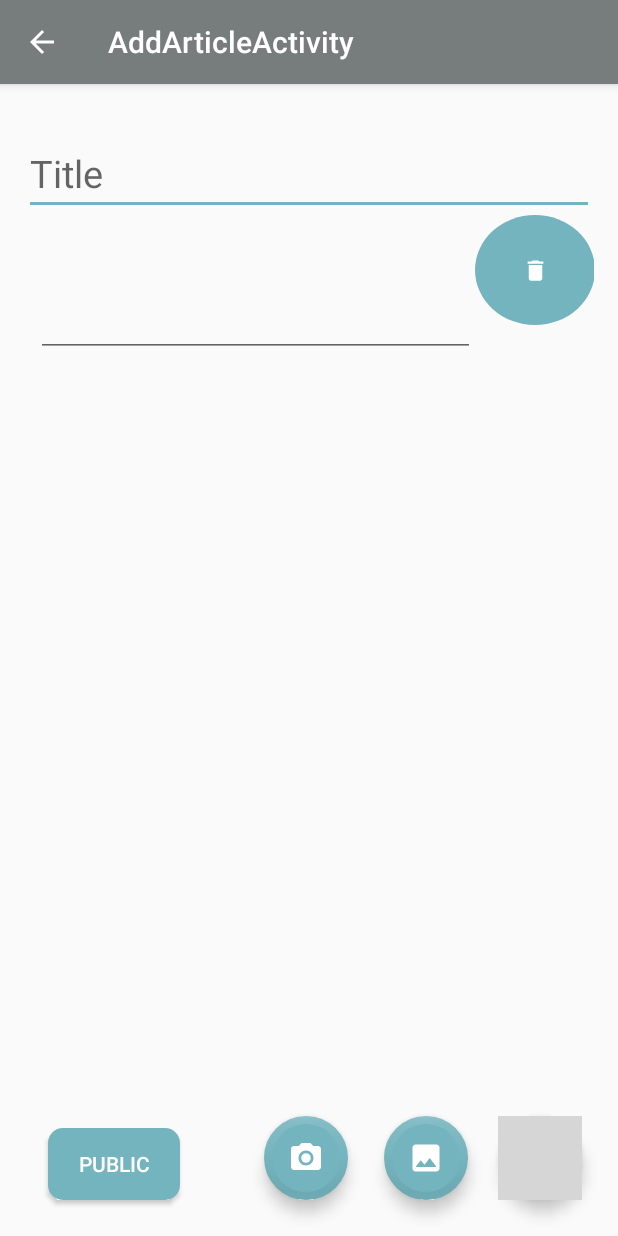
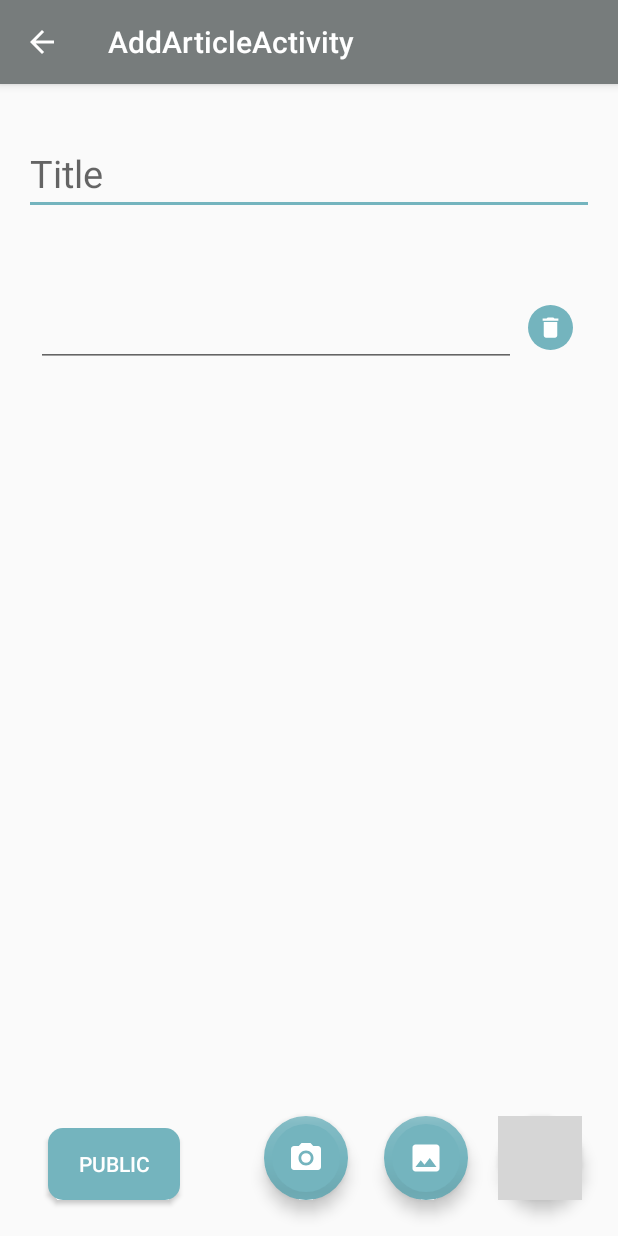
Before and after one commit to Alekssandr/Degradator, an Android app: the AddArticleActivity screen opened directly, with no data from a screen before it, after a tap on an icon or button, on a phone screen of 412 x 824 dp. Run offline under Robolectric (Android 15) with nearby library versions, the phone set to English and light mode, and no system bars; our stand-ins replace data binding; network calls fail; grey boxes are pictures that could not be loaded.

Commit message:
add adapter and recyclerview

```diff
--- a/app/src/main/java/com/degradators/degradators/ui/addArticles/AddArticleActivity.kt
+++ b/app/src/main/java/com/degradators/degradators/ui/addArticles/AddArticleActivity.kt
@@ -6,6 +6,7 @@ import android.content.ContentUris
 import android.content.Intent
 import android.content.pm.PackageManager
 import android.content.res.Resources
+import android.graphics.Bitmap
 import android.graphics.BitmapFactory
 import android.net.Uri
 import android.os.Build
@@ -13,16 +14,16 @@ import android.os.Bundle
 import android.provider.DocumentsContract
 import android.provider.MediaStore
 import android.view.View
-import android.view.ViewGroup
 import android.widget.*
 import androidx.appcompat.app.AppCompatActivity
 import androidx.core.app.ActivityCompat
 import androidx.core.content.ContextCompat
 import androidx.core.content.FileProvider
-import androidx.core.view.children
 import com.degradators.degradators.R
 import com.degradators.degradators.model.Block
-import com.degradators.degradators.model.BlockText
+import com.degradators.degradators.ui.addArticles.components.TYPE_IMAGE
+import com.degradators.degradators.ui.addArticles.components.TYPE_TEXT
+import com.degradators.degradators.ui.addArticles.model.ArticleItem
 import kotlinx.android.synthetic.main.activity_add_article.*
 import java.io.File
 
@@ -55,101 +56,39 @@ class AddArticleActivity : AppCompatActivity() {
         params.setMargins(0, 10, 0, 0)
 
         fabText.setOnClickListener {
-            val pair = createParentLayout()
-            val button = pair.first
-            val parent = pair.second
-            val editText = EditText(this)
-            params.weight = 0.3f
-            editText.layoutParams = params
-            editText.minLines = 3
-            scrollView.post {
-                scrollView.fullScroll(View.FOCUS_DOWN)
-            }
-            parent.addView(editText)
-            parent.addView(button)
-            container.addView(parent)
-
-
-
-            removeBtnClick(button)
+            container.setArticleItem(
+                ArticleItem(
+                    TYPE_TEXT,
+                    "",
+                    action = { removeArticleItem(it) }
+                ))
         }
 
         fabImage.setOnClickListener {
             checkPermission()
-            val pair = createParentLayout()
-            val button = pair.first
-            val parent = pair.second
-            mImageView = ImageView(this)
-            params.weight = 0.3f
-            mImageView!!.layoutParams = params
-            mImageView!!.adjustViewBounds = true
-            scrollView.post {
-                scrollView.fullScroll(View.FOCUS_DOWN)
-            }
-            parent.addView(mImageView)
-            parent.addView(button)
-            container.addView(parent)
-            removeBtnClick(button)
         }
 
         fabPhoto.setOnClickListener {
             makePhoto()
-
-            val pair = createParentLayout()
-            val button = pair.first
-            val parent = pair.second
-
-            mImageView = ImageView(this)
-            mImageView!!.layoutParams = params
-            mImageView!!.adjustViewBounds = true
-            parent.addView(mImageView)
-            parent.addView(button)
-            container.addView(parent)
-            removeBtnClick(button)
-            scrollView.post {
-                scrollView.fullScroll(View.FOCUS_DOWN)
-            }
         }
 
         publicArticle.setOnClickListener {
-            container.children.forEach {
-               val child =  (it as ViewGroup).getChildAt(0)
-                if (child is EditText) {
-                    content.add(BlockText(child.text.toString(), "text"))
-                }
-
-            }
-//
-
+            val a = container.getArticleList()
         }
     }
 
-    val Int.dp: Int
-        get() = (this / Resources.getSystem().displayMetrics.density).toInt()
+    private fun removeArticleItem(articleItem: Int) {
+        container.removeArticleItem(articleItem)
+    }
 
-
-    private fun createParentLayout(): Pair<ImageButton, LinearLayout> {
-        val parent = LinearLayout(this)
-        parent.layoutParams = LinearLayout.LayoutParams(
-            LinearLayout.LayoutParams.MATCH_PARENT,
-            LinearLayout.LayoutParams.WRAP_CONTENT
-        )
-
-        parent.orientation = LinearLayout.HORIZONTAL
-
-        val button = ImageButton(this)
-        val btn = RelativeLayout.LayoutParams(
-            RelativeLayout.LayoutParams.WRAP_CONTENT,
-            RelativeLayout.LayoutParams.WRAP_CONTENT
-        )
-        btn.width = 120
-        btn.height = 110
-        button.background = ContextCompat.getDrawable(this, R.drawable.style_circular_button)
-        button.setImageResource(R.drawable.ic_delete_white_18dp)
-        btn.setMargins(50, 0, 0, 0)
-
-        button.layoutParams = btn
-        return Pair(button, parent)
+    private fun addImage(bitmap: Bitmap) {
+        container.setArticleItem(
+            ArticleItem(
+                TYPE_IMAGE,
+                "",
+                bitmap,
+                action = { removeArticleItem(it) }
+            ))
     }
 
     private fun checkPermission() {
@@ -188,16 +127,6 @@ class AddArticleActivity : AppCompatActivity() {
         startActivityForResult(intent, OPERATION_CAPTURE_PHOTO)
     }
 
-    private fun removeBtnClick(button: ImageButton) {
-        button.setOnClickListener {
-            if (container.childCount == 1) {
-                container.removeAllViews()
-            } else {
-                container.removeView((it.parent as View))
-            }
-        }
-    }
-
     override fun onSupportNavigateUp(): Boolean {
         onBackPressed()
         return super.onSupportNavigateUp()
@@ -212,7 +141,7 @@ class AddArticleActivity : AppCompatActivity() {
     private fun renderImage(imagePath: String?) {
         if (imagePath != null) {
             val bitmap = BitmapFactory.decodeFile(imagePath)
-            mImageView?.setImageBitmap(bitmap)
+            addImage(bitmap)
         }
     }
 
@@ -281,7 +210,7 @@ class AddArticleActivity : AppCompatActivity() {
                     val bitmap = BitmapFactory.decodeStream(
                         contentResolver.openInputStream(mUri!!)
                     )
-                    mImageView!!.setImageBitmap(bitmap)
+                    addImage(bitmap)
                 }
             OPERATION_CHOOSE_PHOTO ->
                 if (resultCode == Activity.RESULT_OK) {
--- a/app/src/main/java/com/degradators/degradators/ui/addArticles/components/ArticleContainer.kt
+++ b/app/src/main/java/com/degradators/degradators/ui/addArticles/components/ArticleContainer.kt
@@ -15,9 +15,11 @@ class ArticleContainer @JvmOverloads constructor(
     private var _adapter: ArticleItemListAdapter = ArticleItemListAdapter()
 
     init {
-		layoutManager = LinearLayoutManager(context, LinearLayoutManager.HORIZONTAL, false)
+        layoutManager = LinearLayoutManager(context, LinearLayoutManager.VERTICAL, false)
         adapter = _adapter
     }
 
-	fun setArticleItems(items : List<ArticleItem>) = _adapter.submitList(items)
+    fun setArticleItem(item: ArticleItem) = _adapter.update(item)
+    fun removeArticleItem(index: Int) = _adapter.removeItemBy(index)
+    fun getArticleList() = _adapter.getArticleList()
 }
--- a/app/src/main/java/com/degradators/degradators/ui/addArticles/components/ArticleItemListAdapter.kt
+++ b/app/src/main/java/com/degradators/degradators/ui/addArticles/components/ArticleItemListAdapter.kt
@@ -1,5 +1,7 @@
 package com.degradators.degradators.ui.addArticles.components
 
+import android.text.Editable
+import android.text.TextWatcher
 import android.view.LayoutInflater
 import android.view.View
 import android.view.ViewGroup
@@ -8,16 +10,19 @@ import androidx.recyclerview.widget.ListAdapter
 import androidx.recyclerview.widget.RecyclerView
 import com.degradators.degradators.R
 import com.degradators.degradators.ui.addArticles.model.ArticleItem
+import com.degradators.degradators.ui.login.afterTextChanged
+import kotlinx.android.synthetic.main.add_article_item_image.view.*
+import kotlinx.android.synthetic.main.add_article_item_text.view.*
+
 
 //const val TYPE_0 = 0
 const val TYPE_IMAGE = 0
 const val TYPE_TEXT = 1
 
 
-class ArticleItemListAdapter :
-    ListAdapter<ArticleItem, RecyclerView.ViewHolder>(
-        NavigationItemDiffCallback()
-    ) {
+class ArticleItemListAdapter : ListAdapter<ArticleItem, RecyclerView.ViewHolder>(ArticleItemDiffCallback()) {
+    private var articleItemList: MutableList<ArticleItem> = mutableListOf()
+
     override fun onCreateViewHolder(parent: ViewGroup, viewType: Int): RecyclerView.ViewHolder {
         when (viewType) {
             TYPE_IMAGE -> return ImageViewHolder(
@@ -35,76 +40,72 @@ class ArticleItemListAdapter :
         )
     }
 
-
-//		ItemViewHolder(
-//			LayoutInflater.from(parent.context).inflate(
-//				R.layout.item_navigation,
-//				parent,
-//				false
-//			) as NavigationButton
-//		)
-
     override fun onBindViewHolder(holder: RecyclerView.ViewHolder, position: Int) {
-        when (getItem(position).type) {
+        when (articleItemList[position].type) {
             TYPE_IMAGE -> {
                 val a = (holder as ImageViewHolder)
-                a.bind()
+                a.bind(articleItemList[position])
             }
             TYPE_TEXT -> {
                 val a = (holder as TextViewHolder)
-                a.bind()
+                a.bind(articleItemList[position])
             }
         }
     }
 
-//	override fun onBindViewHolder(holder: ItemViewHolder, position: Int) {
-//
-////		if (articleMessageList[position].content[0].url.isNullOrEmpty()) { // put your condition, according to your requirements
-////			val a = (holder as TextViewHolder)
-////			a.bind(articleMessageList[position])
-////		} else {
-////			val a = (holder as ImageViewHolder)
-////			a.bind(articleMessageList[position])
-////		}
-//		holder.bindData(getItem(position))
-//	}
+    fun update(items: ArticleItem) {
+        articleItemList.add(items)
+        notifyItemInserted(articleItemList.size)
+    }
+
+    fun removeItemBy(position: Int) {
+        articleItemList.removeAt(position)
+        notifyItemRemoved(position)
+    }
 
     override fun getItemViewType(position: Int): Int {
-        when (getItem(position).type) {
+        when (articleItemList[position].type) {
             0 -> return TYPE_IMAGE
             1 -> return TYPE_TEXT
         }
         return TYPE_TEXT
     }
 
-    //	class ItemViewHolder(private val button: NavigationButton) :
-//		RecyclerView.ViewHolder(button) {
-//
-//		fun bindData(model: NavigationItem) = button.apply {
-//			setText(model.title)
-//			setImageResource(model.iconResId)
-//			setOnClickListener { model.action.invoke() }
-//		}
-//	}
-//
     class ImageViewHolder(itemView: View) :
         RecyclerView.ViewHolder(itemView) {
 
-        fun bind() {
+        fun bind(articleItem: ArticleItem) {
+            itemView.addImage.setImageBitmap(articleItem.bitmap)
+            itemView.removeImage.setOnClickListener {
+                articleItem.action.invoke(layoutPosition)
+            }
         }
     }
 
     class TextViewHolder(itemView: View) :
         RecyclerView.ViewHolder(itemView) {
-        fun bind() {
+        fun bind(articleItem: ArticleItem) {
+            itemView.add_text.afterTextChanged {
+                articleItem.title = it
+            }
+            itemView.add_text.setText(articleItem.title)
+            itemView.removeText.setOnClickListener {
+                articleItem.action.invoke(layoutPosition)
+            }
         }
 
     }
 
+    override fun getItemCount(): Int {
+        return articleItemList.size
+    }
 
+    fun getArticleList(): MutableList<ArticleItem> {
+      return  articleItemList
+    }
 }
 
-class NavigationItemDiffCallback : DiffUtil.ItemCallback<ArticleItem>() {
+class ArticleItemDiffCallback : DiffUtil.ItemCallback<ArticleItem>() {
     override fun areItemsTheSame(oldItem: ArticleItem, newItem: ArticleItem): Boolean =
         oldItem == newItem
 
--- a/app/src/main/java/com/degradators/degradators/ui/addArticles/model/ArticleItem.kt
+++ b/app/src/main/java/com/degradators/degradators/ui/addArticles/model/ArticleItem.kt
@@ -1,3 +1,5 @@
 package com.degradators.degradators.ui.addArticles.model
 
-data class ArticleItem(val type: Int, val title: String = "", val url: String = "", val action: () -> Unit)
+import android.graphics.Bitmap
+
+data class ArticleItem(val type: Int, var title: String = "", val bitmap: Bitmap? = null, val action: (Int) -> Unit)
--- a/app/src/main/res/drawable/style_circular_button.xml
+++ b/app/src/main/res/drawable/style_circular_button.xml
@@ -3,19 +3,19 @@
     <item android:state_pressed="true" >
         <shape android:shape="oval">
             <solid android:color="@color/colorPrimary"/>
-            <size android:width="30dp" android:height="25dp"/>
+            <size android:width="30dp" android:height="30dp"/>
         </shape>
     </item>
     <item android:state_focused="true">
         <shape android:shape="oval">
             <solid android:color="@color/colorAccent"/>
-            <size android:width="30dp" android:height="25dp"/>
+            <size android:width="30dp" android:height="30dp"/>
         </shape>
     </item>
     <item >
         <shape android:shape="oval">
             <solid android:color="@color/colorAccent"/>
-            <size android:width="30dp" android:height="25dp"/>
+            <size android:width="30dp" android:height="30dp"/>
         </shape>
     </item>
 </selector>
--- a/app/src/main/res/layout/activity_add_article.xml
+++ b/app/src/main/res/layout/activity_add_article.xml
@@ -21,9 +21,9 @@
             android:layout_height="wrap_content"
             android:layout_marginStart="16dp"
             android:layout_marginBottom="8dp"
-            android:textColor="@android:color/white"
             android:background="@drawable/style_rectangle_button"
             android:text="Public"
+            android:textColor="@android:color/white"
             app:layout_constraintBottom_toBottomOf="parent"
             app:layout_constraintStart_toStartOf="parent" />
 
@@ -33,28 +33,33 @@
             android:layout_height="wrap_content"
             android:layout_marginTop="16dp"
             android:hint="@string/title"
+            android:textColor="@android:color/black"
             android:textSize="25sp"
-            android:textColor="@android:color/black"
             app:layout_constraintEnd_toEndOf="parent"
             app:layout_constraintStart_toStartOf="parent"
             app:layout_constraintTop_toTopOf="parent" />
 
-        <ScrollView
-            android:id="@+id/scrollView"
+<!--        <ScrollView-->
+<!--            android:id="@+id/scrollView"-->
+<!--            android:layout_width="match_parent"-->
+<!--            android:layout_height="0dp"-->
+<!--            android:layout_marginStart="8dp"-->
+<!--            app:layout_constraintBottom_toBottomOf="parent"-->
+<!--            app:layout_constraintEnd_toEndOf="parent"-->
+<!--            app:layout_constraintStart_toStartOf="parent"-->
+<!--            app:layout_constraintTop_toBottomOf="@+id/editText">-->
+
+        <com.degradators.degradators.ui.addArticles.components.ArticleContainer
+            android:id="@+id/container"
             android:layout_width="match_parent"
             android:layout_height="0dp"
-            android:layout_marginStart="8dp"
-            app:layout_constraintBottom_toBottomOf="parent"
+            android:layout_marginTop="16dp"
+            android:layout_marginBottom="16dp"
+            app:layout_constraintBottom_toTopOf="@+id/publicArticle"
             app:layout_constraintEnd_toEndOf="parent"
             app:layout_constraintStart_toStartOf="parent"
-            app:layout_constraintTop_toBottomOf="@+id/editText">
-
-            <LinearLayout
-                android:id="@+id/container"
-                android:layout_width="match_parent"
-                android:layout_height="wrap_content"
-                android:orientation="vertical" />
-        </ScrollView>
+            app:layout_constraintTop_toBottomOf="@+id/editText" />
+        <!--        </ScrollView>-->
         <!--    <Button-->
         <!--        android:id="@+id/btnChoose"-->
         <!--        android:layout_width="wrap_content"-->
--- a/app/src/main/res/layout/add_article_item_text.xml
+++ b/app/src/main/res/layout/add_article_item_text.xml
@@ -32,20 +32,21 @@
             android:gravity="start|top"
             android:inputType="textMultiLine"
             app:layout_constraintBottom_toBottomOf="parent"
-            app:layout_constraintEnd_toStartOf="@+id/button4"
+            app:layout_constraintEnd_toStartOf="@+id/removeText"
             app:layout_constraintStart_toStartOf="parent"
             app:layout_constraintTop_toTopOf="parent" />
 
-        <Button
+        <ImageButton
             android:id="@+id/removeText"
             android:layout_width="wrap_content"
             android:layout_height="wrap_content"
             android:layout_marginStart="8dp"
-            android:layout_marginTop="31dp"
+            android:layout_marginTop="32dp"
             android:layout_marginEnd="14dp"
-            android:text="Button"
+            android:background="@drawable/style_circular_button"
+            android:src="@drawable/ic_delete_white_18dp"
+            app:layout_constraintBottom_toBottomOf="parent"
             app:layout_constraintEnd_toEndOf="parent"
-            app:layout_constraintStart_toEndOf="@+id/editText2"
             app:layout_constraintTop_toTopOf="parent" />
     </androidx.constraintlayout.widget.ConstraintLayout>
 </layout>
```
Also changed, not shown: app/src/main/res/layout/add_article_item_image.xml (+5 -5 lines). Lines whose indentation alone changed are shown as unchanged.
